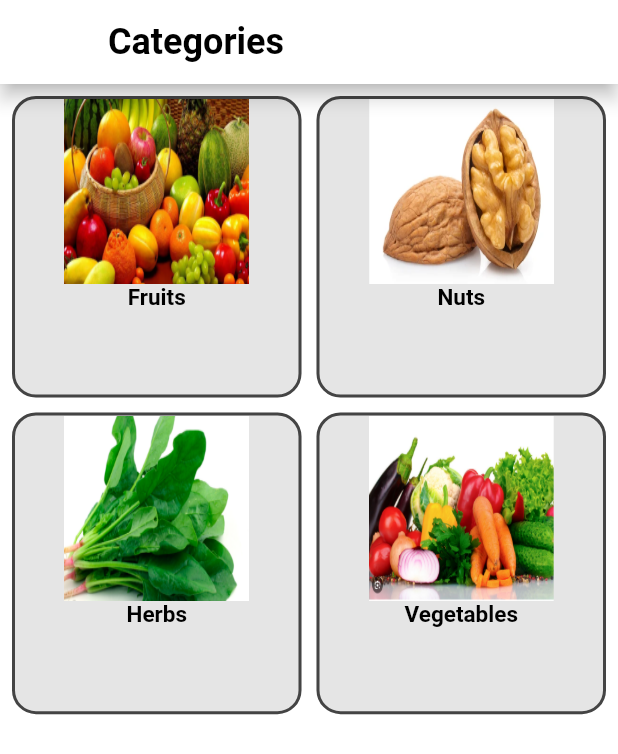
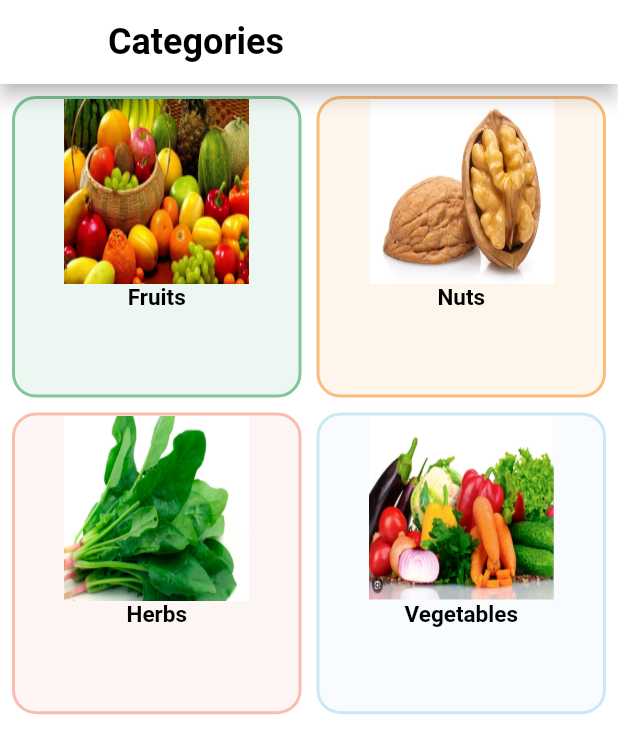
Before and after one commit to Lorena2387/Fruit-and-vegetable-store, a Flutter app: the CategoriesScreen screen opened directly, on a phone screen of 412 x 824 dp. Shown: the top 754 px of the screen. Run offline on Flutter 3.47's test engine with Material 2 defaults, Android fonts, the phone set to English and light mode, and no system bars; our stand-ins replace flutter_iconly.

Commit message:
buiding the category screen

```diff
--- a/lib/screens/categories.dart
+++ b/lib/screens/categories.dart
@@ -5,11 +5,17 @@ import 'package:flutter/material.dart';
 
 class CategoriesScreen extends StatelessWidget {
   CategoriesScreen({super.key});
+  List<Color> gridColors = [
+    const Color(0xff53B175),
+    const Color(0xffF8A44C),
+    const Color(0xffF7A593),
+    const Color(0xffB7DFF5),
+  ];
   List<Map<String, dynamic>> catInfo = [
     {'imgPath': 'asset/cat/fruits.png', 'catText': 'Fruits'},
     {'imgPath': 'asset/cat/nuts.png', 'catText': 'Nuts'},
     {'imgPath': 'asset/cat/spinach.png', 'catText': 'Herbs'},
-    {'imgPath': 'asset/cat/veg.png', 'catText': 'Vegetables'}
+    {'imgPath': 'asset/cat/veg.png', 'catText': 'Vegetables'},
   ];
 
   @override
@@ -38,7 +44,7 @@ class CategoriesScreen extends StatelessWidget {
               return CategoriesWidget(
                 catText: catInfo[index]['catText'],
                 imgPath: catInfo[index]['imgPath'],
-                color: Colors.amber,
+                passedColor: gridColors[index],
               );
             }),
           ),
--- a/lib/widgets/categories_widget.dart
+++ b/lib/widgets/categories_widget.dart
@@ -9,9 +9,9 @@ class CategoriesWidget extends StatelessWidget {
       {super.key,
       required this.catText,
       required this.imgPath,
-      required this.color});
+      required this.passedColor});
   final String catText, imgPath;
-  final Color color;
+  final Color passedColor;
 
   @override
   Widget build(BuildContext context) {
@@ -25,10 +25,10 @@ class CategoriesWidget extends StatelessWidget {
       child: Container(
         //height: _screenWidth * 0.3,
         decoration: BoxDecoration(
-          color: color.withOpacity(0.1),
+          color: passedColor.withOpacity(0.1),
           borderRadius: BorderRadius.circular(16),
           border: Border.all(
-            color: color.withOpacity(0.7),
+            color: passedColor.withOpacity(0.7),
             width: 2,
           ),
         ),
```
